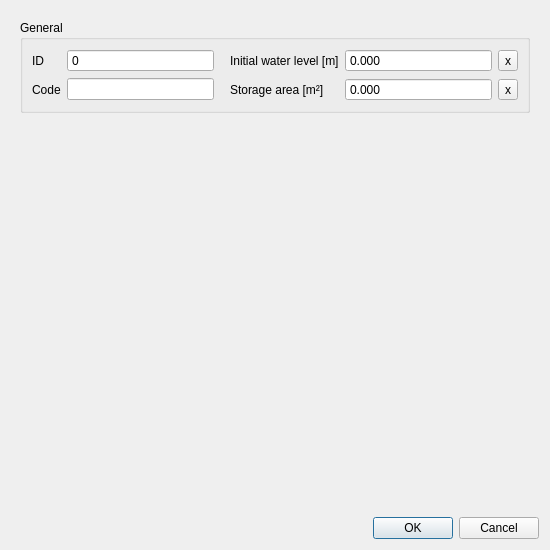
The window that threedi_schematisation_editor/forms/ui/connection_node.ui (nens/threedi-schematisation-editor) describes before a commit, drawn with Qt 5.
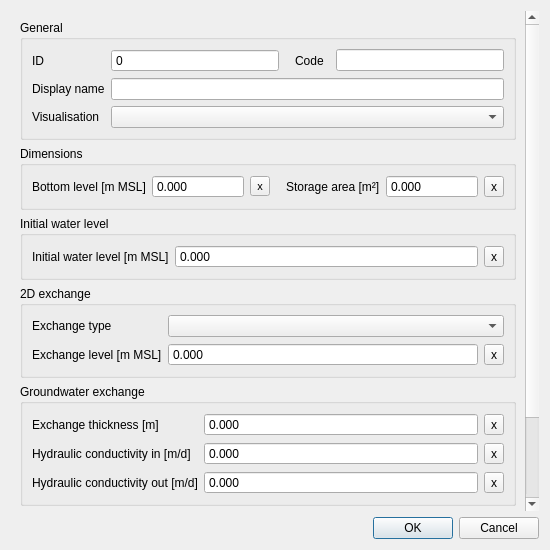
The same window after the commit.

The edit to the form file:
```diff
--- a/threedi_schematisation_editor/forms/ui/connection_node.ui
+++ b/threedi_schematisation_editor/forms/ui/connection_node.ui
@@ -17,13 +17,6 @@
    <locale language="English" country="UnitedStates"/>
   </property>
   <layout class="QGridLayout" name="gridLayout">
-   <item row="4" column="0">
-    <widget class="QDialogButtonBox" name="buttonBox">
-     <property name="standardButtons">
-      <set>QDialogButtonBox::Cancel|QDialogButtonBox::Ok</set>
-     </property>
-    </widget>
-   </item>
    <item row="0" column="0">
     <widget class="QScrollArea" name="scrollArea">
      <property name="frameShape">
@@ -37,12 +30,128 @@
        <rect>
         <x>0</x>
         <y>0</y>
-        <width>532</width>
-        <height>503</height>
+        <width>515</width>
+        <height>530</height>
        </rect>
       </property>
       <layout class="QGridLayout" name="gridLayout_2">
-       <item row="0" column="0">
+       <item row="1" column="0" colspan="2">
+        <widget class="QGroupBox" name="grp_dimensions">
+         <property name="title">
+          <string>Dimensions</string>
+         </property>
+         <layout class="QGridLayout" name="gridLayout_5">
+          <item row="0" column="5">
+           <widget class="QToolButton" name="storage_area_clear">
+            <property name="text">
+             <string>x</string>
+            </property>
+           </widget>
+          </item>
+          <item row="0" column="3">
+           <widget class="QLabel" name="label_14">
+            <property name="locale">
+             <locale language="English" country="UnitedStates"/>
+            </property>
+            <property name="text">
+             <string>Storage area [m²]</string>
+            </property>
+            <property name="alignment">
+             <set>Qt::AlignLeading|Qt::AlignLeft|Qt::AlignVCenter</set>
+            </property>
+            <property name="indent">
+             <number>10</number>
+            </property>
+           </widget>
+          </item>
+          <item row="0" column="0">
+           <widget class="QLabel" name="label_10">
+            <property name="locale">
+             <locale language="English" country="UnitedStates"/>
+            </property>
+            <property name="text">
+             <string>Bottom level [m MSL]</string>
+            </property>
+            <property name="alignment">
+             <set>Qt::AlignLeading|Qt::AlignLeft|Qt::AlignVCenter</set>
+            </property>
+            <property name="indent">
+             <number>-1</number>
+            </property>
+           </widget>
+          </item>
+          <item row="0" column="1">
+           <widget class="QDoubleSpinBox" name="bottom_level">
+            <property name="sizePolicy">
+             <sizepolicy hsizetype="Expanding" vsizetype="Fixed">
+              <horstretch>0</horstretch>
+              <verstretch>0</verstretch>
+             </sizepolicy>
+            </property>
+            <property name="locale">
+             <locale language="English" country="UnitedStates"/>
+            </property>
+            <property name="inputMethodHints">
+             <set>Qt::ImhNone</set>
+            </property>
+            <property name="buttonSymbols">
+             <enum>QAbstractSpinBox::NoButtons</enum>
+            </property>
+            <property name="decimals">
+             <number>3</number>
+            </property>
+            <property name="minimum">
+             <double>-9999999999.000000000000000</double>
+            </property>
+            <property name="maximum">
+             <double>9999999999.000000000000000</double>
+            </property>
+           </widget>
+          </item>
+          <item row="0" column="4">
+           <widget class="QDoubleSpinBox" name="storage_area">
+            <property name="sizePolicy">
+             <sizepolicy hsizetype="Expanding" vsizetype="Fixed">
+              <horstretch>0</horstretch>
+              <verstretch>0</verstretch>
+             </sizepolicy>
+            </property>
+            <property name="locale">
+             <locale language="English" country="UnitedStates"/>
+            </property>
+            <property name="inputMethodHints">
+             <set>Qt::ImhNone</set>
+            </property>
+            <property name="buttonSymbols">
+             <enum>QAbstractSpinBox::NoButtons</enum>
+            </property>
+            <property name="decimals">
+             <number>3</number>
+            </property>
+            <property name="minimum">
+             <double>-99999999.000000000000000</double>
+            </property>
+            <property name="maximum">
+             <double>999999999.000000000000000</double>
+            </property>
+           </widget>
+          </item>
+          <item row="0" column="2">
+           <widget class="QToolButton" name="bottom_level_clear">
+            <property name="font">
+             <font>
+              <pointsize>8</pointsize>
+             </font>
+            </property>
+            <property name="text">
+             <string>x</string>
+            </property>
+           </widget>
+          </item>
+         </layout>
+        </widget>
+       </item>
+       <item row="0" column="0" colspan="2">
         <widget class="QGroupBox" name="grp_general">
          <property name="enabled">
           <bool>true</bool>
@@ -54,47 +163,6 @@
           <string>General</string>
          </property>
          <layout class="QGridLayout" name="gridLayout_3">
-          <item row="2" column="1">
-           <widget class="QLineEdit" name="code">
-            <property name="sizePolicy">
-             <sizepolicy hsizetype="Expanding" vsizetype="Fixed">
-              <horstretch>0</horstretch>
-              <verstretch>0</verstretch>
-             </sizepolicy>
-            </property>
-            <property name="locale">
-             <locale language="English" country="UnitedStates"/>
-            </property>
-           </widget>
-          </item>
-          <item row="2" column="3">
-           <widget class="QDoubleSpinBox" name="storage_area">
-            <property name="sizePolicy">
-             <sizepolicy hsizetype="Expanding" vsizetype="Fixed">
-              <horstretch>0</horstretch>
-              <verstretch>0</verstretch>
-             </sizepolicy>
-            </property>
-            <property name="locale">
-             <locale language="English" country="UnitedStates"/>
-            </property>
-            <property name="inputMethodHints">
-             <set>Qt::ImhNone</set>
-            </property>
-            <property name="buttonSymbols">
-             <enum>QAbstractSpinBox::NoButtons</enum>
-            </property>
-            <property name="decimals">
-             <number>3</number>
-            </property>
-            <property name="minimum">
-             <double>-99999999.000000000000000</double>
-            </property>
-            <property name="maximum">
-             <double>999999999.000000000000000</double>
-            </property>
-           </widget>
-          </item>
           <item row="1" column="0">
            <widget class="QLabel" name="label_7">
             <property name="locale">
@@ -108,79 +176,6 @@
             </property>
            </widget>
           </item>
-          <item row="2" column="2">
-           <widget class="QLabel" name="label_14">
-            <property name="locale">
-             <locale language="English" country="UnitedStates"/>
-            </property>
-            <property name="text">
-             <string>Storage area [m²]</string>
-            </property>
-            <property name="alignment">
-             <set>Qt::AlignLeading|Qt::AlignLeft|Qt::AlignVCenter</set>
-            </property>
-            <property name="indent">
-             <number>10</number>
-            </property>
-           </widget>
-          </item>
-          <item row="2" column="0">
-           <widget class="QLabel" name="label_8">
-            <property name="locale">
-             <locale language="English" country="UnitedStates"/>
-            </property>
-            <property name="text">
-             <string>Code</string>
-            </property>
-            <property name="alignment">
-             <set>Qt::AlignLeading|Qt::AlignLeft|Qt::AlignVCenter</set>
-            </property>
-           </widget>
-          </item>
-          <item row="1" column="2">
-           <widget class="QLabel" name="label_13">
-            <property name="locale">
-             <locale language="English" country="UnitedStates"/>
-            </property>
-            <property name="text">
-             <string>Initial water level [m]</string>
-            </property>
-            <property name="alignment">
-             <set>Qt::AlignLeading|Qt::AlignLeft|Qt::AlignVCenter</set>
-            </property>
-            <property name="indent">
-             <number>10</number>
-            </property>
-           </widget>
-          </item>
-          <item row="1" column="3">
-           <widget class="QDoubleSpinBox" name="initial_waterlevel">
-            <property name="sizePolicy">
-             <sizepolicy hsizetype="Expanding" vsizetype="Fixed">
-              <horstretch>0</horstretch>
-              <verstretch>0</verstretch>
-             </sizepolicy>
-            </property>
-            <property name="locale">
-             <locale language="English" country="UnitedStates"/>
-            </property>
-            <property name="inputMethodHints">
-             <set>Qt::ImhNone</set>
-            </property>
-            <property name="buttonSymbols">
-             <enum>QAbstractSpinBox::NoButtons</enum>
-            </property>
-            <property name="decimals">
-             <number>3</number>
-            </property>
-            <property name="minimum">
-             <double>-99999999.000000000000000</double>
-            </property>
-            <property name="maximum">
-             <double>999999999.000000000000000</double>
-            </property>
-           </widget>
-          </item>
           <item row="1" column="1">
            <widget class="QSpinBox" name="id">
             <property name="sizePolicy">
@@ -203,24 +198,416 @@
             </property>
            </widget>
           </item>
+          <item row="3" column="1" colspan="4">
+           <widget class="QComboBox" name="visualisation">
+            <property name="sizePolicy">
+             <sizepolicy hsizetype="Expanding" vsizetype="Fixed">
+              <horstretch>0</horstretch>
+              <verstretch>0</verstretch>
+             </sizepolicy>
+            </property>
+            <property name="locale">
+             <locale language="English" country="UnitedStates"/>
+            </property>
+           </widget>
+          </item>
+          <item row="2" column="1" colspan="4">
+           <widget class="QLineEdit" name="display_name"/>
+          </item>
+          <item row="2" column="0">
+           <widget class="QLabel" name="label">
+            <property name="text">
+             <string>Display name</string>
+            </property>
+           </widget>
+          </item>
+          <item row="1" column="2">
+           <widget class="QLabel" name="label_8">
+            <property name="locale">
+             <locale language="English" country="UnitedStates"/>
+            </property>
+            <property name="text">
+             <string>Code</string>
+            </property>
+            <property name="alignment">
+             <set>Qt::AlignLeading|Qt::AlignLeft|Qt::AlignVCenter</set>
+            </property>
+            <property name="indent">
+             <number>10</number>
+            </property>
+           </widget>
+          </item>
           <item row="1" column="4">
+           <widget class="QLineEdit" name="code">
+            <property name="sizePolicy">
+             <sizepolicy hsizetype="Expanding" vsizetype="Fixed">
+              <horstretch>0</horstretch>
+              <verstretch>0</verstretch>
+             </sizepolicy>
+            </property>
+            <property name="locale">
+             <locale language="English" country="UnitedStates"/>
+            </property>
+           </widget>
+          </item>
+          <item row="3" column="0">
+           <widget class="QLabel" name="label_15">
+            <property name="locale">
+             <locale language="English" country="UnitedStates"/>
+            </property>
+            <property name="text">
+             <string>Visualisation</string>
+            </property>
+            <property name="alignment">
+             <set>Qt::AlignLeading|Qt::AlignLeft|Qt::AlignVCenter</set>
+            </property>
+            <property name="indent">
+             <number>-1</number>
+            </property>
+           </widget>
+          </item>
+         </layout>
+        </widget>
+       </item>
+       <item row="2" column="0" colspan="2">
+        <widget class="QGroupBox" name="grp_initial_water_level">
+         <property name="title">
+          <string>Initial water level</string>
+         </property>
+         <layout class="QGridLayout" name="gridLayout_6">
+          <item row="0" column="1">
+           <widget class="QDoubleSpinBox" name="initial_water_level">
+            <property name="sizePolicy">
+             <sizepolicy hsizetype="Expanding" vsizetype="Fixed">
+              <horstretch>0</horstretch>
+              <verstretch>0</verstretch>
+             </sizepolicy>
+            </property>
+            <property name="locale">
+             <locale language="English" country="UnitedStates"/>
+            </property>
+            <property name="inputMethodHints">
+             <set>Qt::ImhNone</set>
+            </property>
+            <property name="buttonSymbols">
+             <enum>QAbstractSpinBox::NoButtons</enum>
+            </property>
+            <property name="decimals">
+             <number>3</number>
+            </property>
+            <property name="minimum">
+             <double>-99999999.000000000000000</double>
+            </property>
+            <property name="maximum">
+             <double>999999999.000000000000000</double>
+            </property>
+           </widget>
+          </item>
+          <item row="0" column="0">
+           <widget class="QLabel" name="label_13">
+            <property name="locale">
+             <locale language="English" country="UnitedStates"/>
+            </property>
+            <property name="text">
+             <string>Initial water level [m MSL]</string>
+            </property>
+            <property name="alignment">
+             <set>Qt::AlignLeading|Qt::AlignLeft|Qt::AlignVCenter</set>
+            </property>
+            <property name="indent">
+             <number>-1</number>
+            </property>
+           </widget>
+          </item>
+          <item row="0" column="2">
            <widget class="QToolButton" name="initial_waterlevel_clear">
             <property name="text">
              <string>x</string>
             </property>
            </widget>
           </item>
-          <item row="2" column="4">
-           <widget class="QToolButton" name="storage_area_clear">
+         </layout>
+        </widget>
+       </item>
+       <item row="3" column="0" colspan="2">
+        <widget class="QGroupBox" name="grp_2d_exchange">
+         <property name="enabled">
+          <bool>true</bool>
+         </property>
+         <property name="locale">
+          <locale language="English" country="UnitedStates"/>
+         </property>
+         <property name="title">
+          <string>2D exchange</string>
+         </property>
+         <layout class="QGridLayout" name="gridLayout_4">
+          <item row="2" column="0">
+           <widget class="QLabel" name="label_12">
+            <property name="locale">
+             <locale language="English" country="UnitedStates"/>
+            </property>
             <property name="text">
+             <string>Exchange level [m MSL]</string>
+            </property>
+            <property name="alignment">
+             <set>Qt::AlignLeading|Qt::AlignLeft|Qt::AlignVCenter</set>
+            </property>
+            <property name="indent">
+             <number>-1</number>
+            </property>
+           </widget>
+          </item>
+          <item row="2" column="1">
+           <widget class="QDoubleSpinBox" name="exchange_level">
+            <property name="sizePolicy">
+             <sizepolicy hsizetype="Expanding" vsizetype="Fixed">
+              <horstretch>0</horstretch>
+              <verstretch>0</verstretch>
+             </sizepolicy>
+            </property>
+            <property name="locale">
+             <locale language="English" country="UnitedStates"/>
+            </property>
+            <property name="inputMethodHints">
+             <set>Qt::ImhNone</set>
+            </property>
+            <property name="buttonSymbols">
+             <enum>QAbstractSpinBox::NoButtons</enum>
+            </property>
+            <property name="decimals">
+             <number>3</number>
+            </property>
+            <property name="minimum">
+             <double>-9999999999.000000000000000</double>
+            </property>
+            <property name="maximum">
+             <double>9999999999.000000000000000</double>
+            </property>
+           </widget>
+          </item>
+          <item row="2" column="2">
+           <widget class="QToolButton" name="exchange_level_clear">
+            <property name="text">
              <string>x</string>
             </property>
            </widget>
           </item>
+          <item row="0" column="0">
+           <widget class="QLabel" name="label_2">
+            <property name="text">
+             <string>Exchange type</string>
+            </property>
+           </widget>
+          </item>
+          <item row="0" column="1" colspan="2">
+           <widget class="QComboBox" name="exchange_type"/>
+          </item>
          </layout>
         </widget>
        </item>
-       <item row="1" column="0">
+       <item row="5" column="0" colspan="2">
+        <widget class="QGroupBox" name="grp_administative_properties">
+         <property name="title">
+          <string>Administrative properties</string>
+         </property>
+         <layout class="QGridLayout" name="gridLayout_7">
+          <item row="0" column="1">
+           <widget class="QDoubleSpinBox" name="manhole_surface_level">
+            <property name="sizePolicy">
+             <sizepolicy hsizetype="Expanding" vsizetype="Fixed">
+              <horstretch>0</horstretch>
+              <verstretch>0</verstretch>
+             </sizepolicy>
+            </property>
+            <property name="locale">
+             <locale language="English" country="UnitedStates"/>
+            </property>
+            <property name="inputMethodHints">
+             <set>Qt::ImhNone</set>
+            </property>
+            <property name="buttonSymbols">
+             <enum>QAbstractSpinBox::NoButtons</enum>
+            </property>
+            <property name="decimals">
+             <number>3</number>
+            </property>
+            <property name="minimum">
+             <double>-9999999999.000000000000000</double>
+            </property>
+            <property name="maximum">
+             <double>9999999999.000000000000000</double>
+            </property>
+           </widget>
+          </item>
+          <item row="0" column="0">
+           <widget class="QLabel" name="label_11">
+            <property name="locale">
+             <locale language="English" country="UnitedStates"/>
+            </property>
+            <property name="text">
+             <string>Manhole surface level [m]</string>
+            </property>
+            <property name="alignment">
+             <set>Qt::AlignLeading|Qt::AlignLeft|Qt::AlignVCenter</set>
+            </property>
+            <property name="indent">
+             <number>-1</number>
+            </property>
+           </widget>
+          </item>
+          <item row="0" column="2">
+           <widget class="QToolButton" name="manhole_surface_level_clear">
+            <property name="font">
+             <font>
+              <weight>50</weight>
+              <italic>false</italic>
+              <bold>false</bold>
+             </font>
+            </property>
+            <property name="text">
+             <string>x</string>
+            </property>
+           </widget>
+          </item>
+         </layout>
+        </widget>
+       </item>
+       <item row="4" column="0" colspan="2">
+        <widget class="QGroupBox" name="grp_groundwater">
+         <property name="title">
+          <string>Groundwater exchange</string>
+         </property>
+         <layout class="QGridLayout" name="gridLayout_8">
+          <item row="0" column="1">
+           <widget class="QDoubleSpinBox" name="exchange_thickness">
+            <property name="sizePolicy">
+             <sizepolicy hsizetype="Expanding" vsizetype="Fixed">
+              <horstretch>0</horstretch>
+              <verstretch>0</verstretch>
+             </sizepolicy>
+            </property>
+            <property name="locale">
+             <locale language="English" country="UnitedStates"/>
+            </property>
+            <property name="buttonSymbols">
+             <enum>QAbstractSpinBox::NoButtons</enum>
+            </property>
+            <property name="decimals">
+             <number>3</number>
+            </property>
+            <property name="maximum">
+             <double>1000000.000000000000000</double>
+            </property>
+           </widget>
+          </item>
+          <item row="0" column="2">
+           <widget class="QToolButton" name="exchange_thickness_clear">
+            <property name="text">
+             <string>x</string>
+            </property>
+           </widget>
+          </item>
+          <item row="0" column="0">
+           <widget class="QLabel" name="label_17">
+            <property name="locale">
+             <locale language="English" country="UnitedStates"/>
+            </property>
+            <property name="text">
+             <string>Exchange thickness [m]</string>
+            </property>
+            <property name="alignment">
+             <set>Qt::AlignLeading|Qt::AlignLeft|Qt::AlignVCenter</set>
+            </property>
+           </widget>
+          </item>
+          <item row="1" column="0">
+           <widget class="QLabel" name="label_18">
+            <property name="locale">
+             <locale language="English" country="UnitedStates"/>
+            </property>
+            <property name="text">
+             <string>Hydraulic conductivity in [m/d]</string>
+            </property>
+            <property name="alignment">
+             <set>Qt::AlignLeading|Qt::AlignLeft|Qt::AlignVCenter</set>
+            </property>
+           </widget>
+          </item>
+          <item row="1" column="1">
+           <widget class="QDoubleSpinBox" name="hydraulic_conductivity_in">
+            <property name="sizePolicy">
+             <sizepolicy hsizetype="Expanding" vsizetype="Fixed">
+              <horstretch>0</horstretch>
+              <verstretch>0</verstretch>
+             </sizepolicy>
+            </property>
+            <property name="locale">
+             <locale language="English" country="UnitedStates"/>
+            </property>
+            <property name="buttonSymbols">
+             <enum>QAbstractSpinBox::NoButtons</enum>
+            </property>
+            <property name="decimals">
+             <number>3</number>
+            </property>
+            <property name="maximum">
+             <double>1000000.000000000000000</double>
+            </property>
+           </widget>
+          </item>
+          <item row="1" column="2">
+           <widget class="QToolButton" name="hydraulic_conductivity_in_clear">
+            <property name="text">
+             <string>x</string>
+            </property>
+           </widget>
+          </item>
+          <item row="2" column="0">
+           <widget class="QLabel" name="label_19">
+            <property name="locale">
+             <locale language="English" country="UnitedStates"/>
+            </property>
+            <property name="text">
+             <string>Hydraulic conductivity out [m/d]</string>
+            </property>
+            <property name="alignment">
+             <set>Qt::AlignLeading|Qt::AlignLeft|Qt::AlignVCenter</set>
+            </property>
+           </widget>
+          </item>
+          <item row="2" column="1">
+           <widget class="QDoubleSpinBox" name="hydraulic_conductivity_out">
+            <property name="sizePolicy">
+             <sizepolicy hsizetype="Expanding" vsizetype="Fixed">
+              <horstretch>0</horstretch>
+              <verstretch>0</verstretch>
+             </sizepolicy>
+            </property>
+            <property name="locale">
+             <locale language="English" country="UnitedStates"/>
+            </property>
+            <property name="buttonSymbols">
+             <enum>QAbstractSpinBox::NoButtons</enum>
+            </property>
+            <property name="decimals">
+             <number>3</number>
+            </property>
+            <property name="maximum">
+             <double>1000000.000000000000000</double>
+            </property>
+           </widget>
+          </item>
+          <item row="2" column="2">
+           <widget class="QToolButton" name="hydraulic_conductivity_out_clear">
+            <property name="text">
+             <string>x</string>
+            </property>
+           </widget>
+          </item>
+         </layout>
+        </widget>
+       </item>
+       <item row="7" column="0">
         <spacer name="verticalSpacer">
          <property name="orientation">
           <enum>Qt::Vertical</enum>
@@ -233,10 +620,38 @@
          </property>
         </spacer>
        </item>
+       <item row="6" column="0" colspan="2">
+        <layout class="QHBoxLayout" name="horizontalLayout">
+         <property name="bottomMargin">
+          <number>0</number>
+         </property>
+         <item>
+          <widget class="QLabel" name="label_5">
+           <property name="text">
+            <string>Tags</string>
+           </property>
+          </widget>
+         </item>
+         <item>
+          <widget class="QLineEdit" name="tags">
+           <property name="readOnly">
+            <bool>true</bool>
+           </property>
+          </widget>
+         </item>
+        </layout>
+       </item>
       </layout>
      </widget>
     </widget>
    </item>
+   <item row="4" column="0">
+    <widget class="QDialogButtonBox" name="buttonBox">
+     <property name="standardButtons">
+      <set>QDialogButtonBox::Cancel|QDialogButtonBox::Ok</set>
+     </property>
+    </widget>
+   </item>
   </layout>
  </widget>
  <tabstops>
```
Left out of the diff: 5 changed lines with no effect on the pictures.
